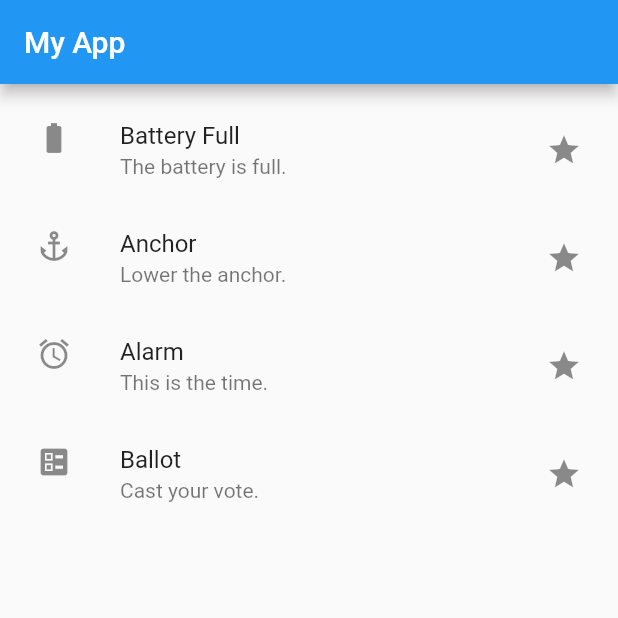
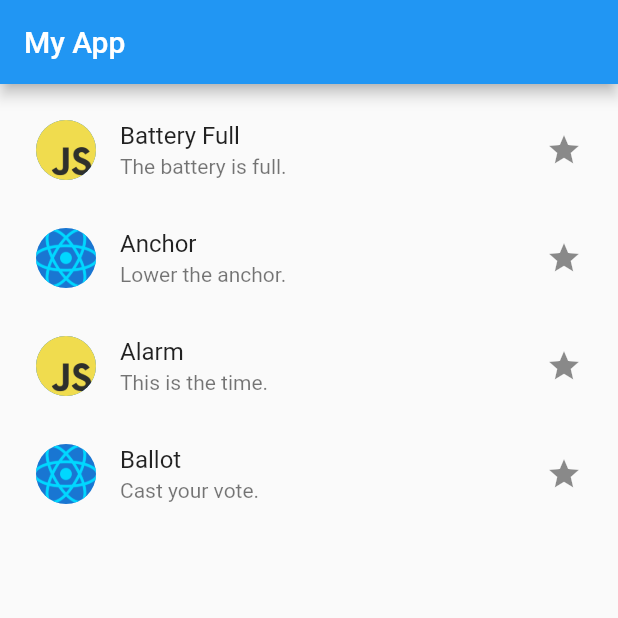
Before and after one commit to ShahedMohammadHridoy/flutter-listview, a Flutter app: the screen it shows after launch, on a phone screen of 412 x 824 dp, the top half of it. Run offline on Flutter 3.47's test engine with Material 2 defaults, Android fonts, the phone set to English and light mode, and no system bars.

Commit message:
custom icon

```diff
--- a/lib/main.dart
+++ b/lib/main.dart
@@ -37,22 +37,22 @@ class ListViewHome extends StatelessWidget {
         ListTile(
             title: Text("Battery Full"),
             subtitle: Text("The battery is full."),
-            leading: Icon(Icons.battery_full),
+            leading: CircleAvatar(backgroundImage: AssetImage("assets/js.png")),
             trailing: Icon(Icons.star)),
         ListTile(
             title: Text("Anchor"),
             subtitle: Text("Lower the anchor."),
-            leading: Icon(Icons.anchor),
+            leading: CircleAvatar(backgroundImage: AssetImage("assets/react.png")),
             trailing: Icon(Icons.star)),
         ListTile(
             title: Text("Alarm"),
             subtitle: Text("This is the time."),
-            leading: Icon(Icons.access_alarm),
+            leading: CircleAvatar(backgroundImage: AssetImage("assets/js.png")),
             trailing: Icon(Icons.star)),
         ListTile(
             title: Text("Ballot"),
             subtitle: Text("Cast your vote."),
-            leading: Icon(Icons.ballot),
+            leading: CircleAvatar(backgroundImage: AssetImage("assets/react.png")),
             trailing: Icon(Icons.star))
       ],
     );
--- a/pubspec.yaml
+++ b/pubspec.yaml
@@ -59,9 +59,8 @@ flutter:
   uses-material-design: true
 
   # To add assets to your application, add an assets section, like this:
-  # assets:
-  #   - images/a_dot_burr.jpeg
-  #   - images/a_dot_ham.jpeg
+  assets:
+    - assets/
 
   # An image asset can refer to one or more resolution-specific "variants", see
   # https://flutter.dev/assets-and-images/#resolution-aware
```
Also changed, not shown: assets/js.png (added), assets/react.png (added).
